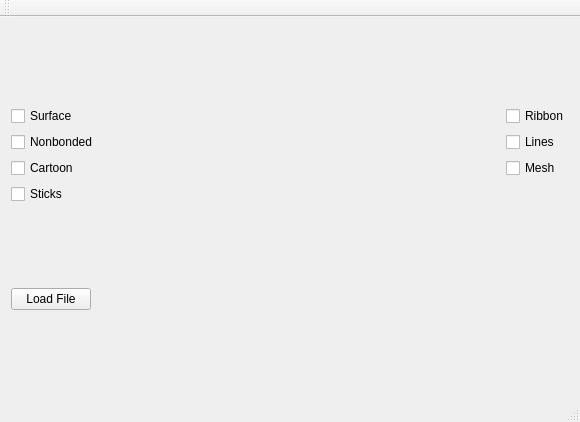
Old version of the form playground/mainwindow.ui in the repository evonove/moply.
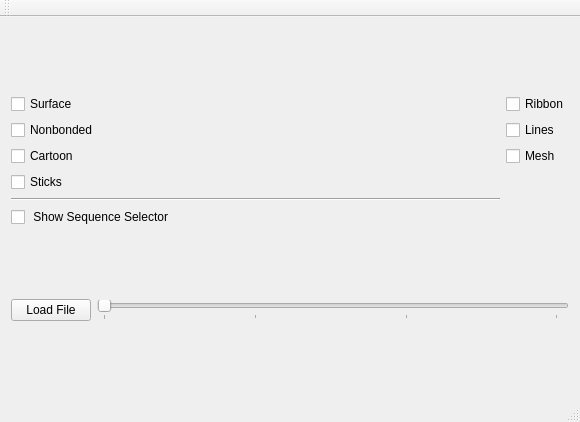
New version of the form.

Commit message: added sequence selector and quality slider

```diff
--- a/playground/mainwindow.ui
+++ b/playground/mainwindow.ui
@@ -86,10 +86,26 @@
           </property>
          </widget>
         </item>
+        <item row="4" column="0">
+         <widget class="Line" name="line">
+          <property name="orientation">
+           <enum>Qt::Horizontal</enum>
+          </property>
+         </widget>
+        </item>
+        <item row="5" column="0">
+         <widget class="QCheckBox" name="showSeqBox">
+          <property name="text">
+           <string> Show Sequence Selector</string>
+          </property>
+         </widget>
+        </item>
        </layout>
       </item>
      </layout>
     </item>
+    <item>
+     <layout class="QHBoxLayout" name="horizontalLayout_2">
     <item>
      <widget class="QPushButton" name="loadFile">
       <property name="sizePolicy">
@@ -110,6 +126,30 @@
        <string>Load File</string>
       </property>
      </widget>
+      </item>
+      <item>
+       <widget class="QSlider" name="qualitySlider">
+        <property name="maximum">
+         <number>100</number>
+        </property>
+        <property name="singleStep">
+         <number>33</number>
+        </property>
+        <property name="pageStep">
+         <number>33</number>
+        </property>
+        <property name="orientation">
+         <enum>Qt::Horizontal</enum>
+        </property>
+        <property name="tickPosition">
+         <enum>QSlider::TicksBelow</enum>
+        </property>
+        <property name="tickInterval">
+         <number>33</number>
+        </property>
+       </widget>
+      </item>
+     </layout>
     </item>
    </layout>
   </widget>
```
Lines whose indentation alone changed are shown as unchanged. The commit also changes 5 other files.
